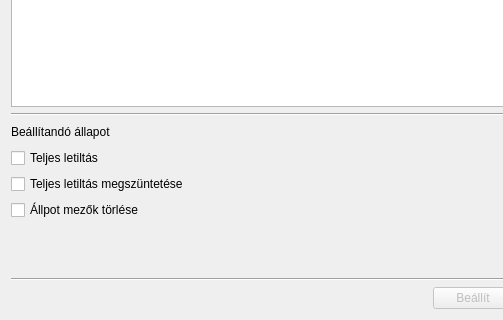
Qt form lv2g/hsoperate.ui (csikfer/lanview2) before a commit; both pictures show x 0 to 503 and y 471 to 791 of the 1032 by 791 pixel window.
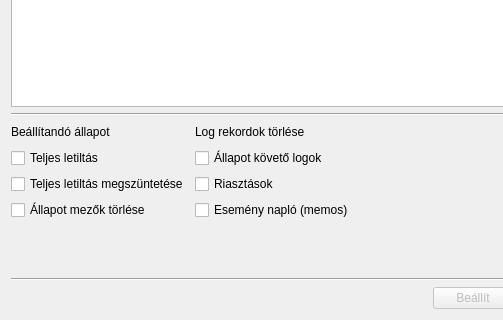
The same form after that commit.

The edit to the form file:
```diff
--- a/lv2g/hsoperate.ui
+++ b/lv2g/hsoperate.ui
@@ -341,7 +341,7 @@
        </property>
       </widget>
      </item>
-     <item row="0" column="1">
+     <item row="0" column="2">
       <spacer name="horizontalSpacer_3">
        <property name="orientation">
         <enum>Qt::Horizontal</enum>
@@ -354,7 +354,7 @@
        </property>
       </spacer>
      </item>
-     <item row="0" column="2">
+     <item row="0" column="3">
       <widget class="QLabel" name="label_2">
        <property name="text">
         <string>További szűrés, a riasztás tiltására alapján</string>
@@ -368,7 +368,7 @@
        </property>
       </widget>
      </item>
-     <item row="1" column="2">
+     <item row="1" column="3">
       <widget class="QCheckBox" name="checkBoxOff">
        <property name="text">
         <string>Nincs tiltás</string>
@@ -385,7 +385,7 @@
        </property>
       </widget>
      </item>
-     <item row="2" column="2">
+     <item row="2" column="3">
       <widget class="QCheckBox" name="checkBoxOn">
        <property name="text">
         <string>Riasztás permanensen tiltva</string>
@@ -398,11 +398,11 @@
      <item row="3" column="0">
       <widget class="QCheckBox" name="checkBoxClrStat">
        <property name="text">
-        <string>Állpot mezők törlése</string>
+        <string>Állapot mezők törlése</string>
        </property>
       </widget>
      </item>
-     <item row="3" column="2">
+     <item row="3" column="3">
       <widget class="QCheckBox" name="checkBoxTo">
        <property name="text">
         <string>Riasztás tiltva egy megadott időpontig</string>
@@ -412,7 +412,7 @@
        </property>
       </widget>
      </item>
-     <item row="4" column="2">
+     <item row="4" column="3">
       <widget class="QCheckBox" name="checkBoxFrom">
        <property name="text">
         <string>Riasztás tiltva egy magdott időponttól</string>
@@ -422,7 +422,7 @@
        </property>
       </widget>
      </item>
-     <item row="5" column="2">
+     <item row="5" column="3">
       <widget class="QCheckBox" name="checkBoxFromTo">
        <property name="text">
         <string>Riasztás tiltva megadott időpontok között.</string>
@@ -432,6 +432,34 @@
        </property>
       </widget>
      </item>
+     <item row="0" column="1">
+      <widget class="QLabel" name="label_4">
+       <property name="text">
+        <string>Log rekordok törlése</string>
+       </property>
+      </widget>
+     </item>
+     <item row="1" column="1">
+      <widget class="QCheckBox" name="checkBoxStatLog">
+       <property name="text">
+        <string>Állapot követő logok</string>
+       </property>
+      </widget>
+     </item>
+     <item row="2" column="1">
+      <widget class="QCheckBox" name="checkBoxAlarm">
+       <property name="text">
+        <string>Riasztások</string>
+       </property>
+      </widget>
+     </item>
+     <item row="3" column="1">
+      <widget class="QCheckBox" name="checkBoxMemo">
+       <property name="text">
+        <string>Esemény napló (memos)</string>
+       </property>
+      </widget>
+     </item>
     </layout>
    </item>
    <item>
```
